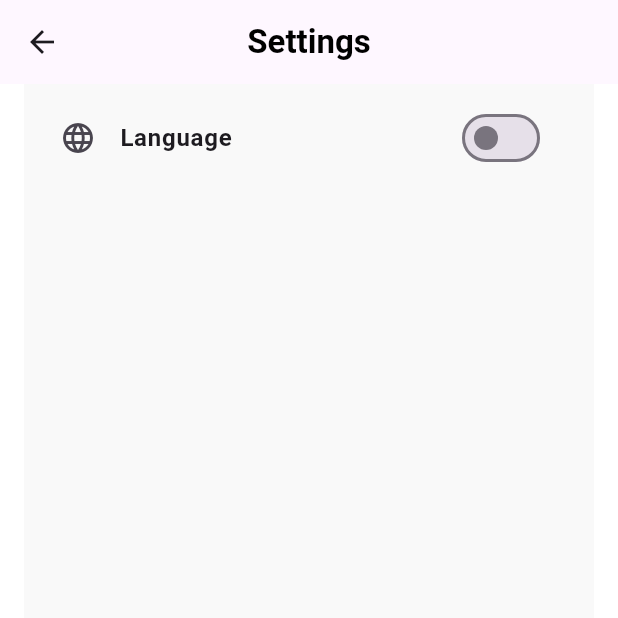
After one commit to AhmadAbbas8/oral-sync, a Flutter app: the SettingsOfStudentScreen screen opened by its route, on a phone screen of 412 x 824 dp, the top half of it. The commit adds this screen. Run offline on Flutter 3.47's test engine with Material 3 defaults, Android fonts, the phone set to English and light mode, and no system bars; our stand-ins replace cached_network_image, dartz, dio, easy_localization, equatable, fancy_shimmer_image and 11 more; missing offline and left inert: easy_image_viewer, flutter_lazy_indexed_stack; accounts and stored records are empty; project files that could hold a hidden picture were left out.

Commit message:
add settings of student screen

```diff
--- a/lib/core/routing/app_router.dart
+++ b/lib/core/routing/app_router.dart
@@ -1,5 +1,5 @@
 import 'package:flutter/material.dart';
-import 'package:oralsync/features/home_fearure/presentation/pages/home_page.dart';
+import 'package:oralsync/features/home_feature/presentation/pages/home_page.dart';
 import 'package:oralsync/features/Auth/presentation/pages/login_page.dart';
 import 'package:oralsync/features/Auth/presentation/pages/sign_up_doctor_page.dart';
 import 'package:oralsync/features/Auth/presentation/pages/sign_up_options_page.dart';
@@ -9,6 +9,7 @@ import 'package:oralsync/features/home_student_feature/presentation/pages/create
 import 'package:oralsync/features/home_student_feature/presentation/pages/edit_profile_page.dart';
 import 'package:oralsync/features/home_student_feature/presentation/pages/home_student_page.dart';
 import 'package:oralsync/features/home_student_feature/presentation/pages/profile_student_page.dart';
+import 'package:oralsync/features/home_student_feature/presentation/pages/settings_of_student_screen.dart';
 
 import '../../features/home_student_feature/presentation/pages/student_home_layout_page.dart';
 
@@ -16,7 +17,6 @@ class AppRouter {
   AppRouter._();
 
   // BLoCs
-
 
   //
   static final navigatorKey = GlobalKey<NavigatorState>();
@@ -33,6 +33,7 @@ class AppRouter {
     ProfileStudentPage.routeName: (context) => const ProfileStudentPage(),
     CreatePostPage.routeName: (context) => const CreatePostPage(),
     EditProfilePage.routeName: (context) => const EditProfilePage(),
-
+    SettingsOfStudentScreen.routeName: (context) =>
+        const SettingsOfStudentScreen(),
   };
 }
--- a/lib/features/Auth/presentation/pages/login_page.dart
+++ b/lib/features/Auth/presentation/pages/login_page.dart
@@ -19,7 +19,7 @@ import 'package:oralsync/features/Auth/presentation/widgets/custom_login_button_
 import 'package:oralsync/features/Auth/presentation/widgets/custom_text_form_field_login.dart';
 import 'package:oralsync/features/Auth/presentation/widgets/forget_password_button_widget.dart';
 import 'package:oralsync/features/Auth/presentation/widgets/keep_me_logged_in_widget.dart';
-import 'package:oralsync/features/home_fearure/presentation/pages/home_page.dart';
+import 'package:oralsync/features/home_feature/presentation/pages/home_page.dart';
 import 'package:oralsync/features/home_student_feature/presentation/pages/student_home_layout_page.dart';
 
 import 'package:oralsync/translations/locale_keys.g.dart';
--- a/lib/features/Auth/presentation/pages/sign_up_patient_page.dart
+++ b/lib/features/Auth/presentation/pages/sign_up_patient_page.dart
@@ -15,7 +15,7 @@ import 'package:oralsync/features/Auth/domain/use_cases/login_use_case.dart';
 import 'package:oralsync/features/Auth/domain/use_cases/new_register_use_case.dart';
 
 import 'package:oralsync/features/Auth/presentation/manager/patient_sign_up_cubit/patient_sign_up_cubit.dart';
-import 'package:oralsync/features/home_fearure/presentation/pages/home_page.dart';
+import 'package:oralsync/features/home_feature/presentation/pages/home_page.dart';
 import 'package:oralsync/features/Auth/presentation/widgets/custom_login_button_widget.dart';
 import 'package:oralsync/features/Auth/presentation/widgets/custom_text_form_field_login.dart';
 import 'package:oralsync/features/Auth/presentation/widgets/custom_tow_form_field_widget.dart';
--- /dev/null
+++ b/lib/features/home_student_feature/presentation/pages/settings_of_student_screen.dart
@@ -0,0 +1,40 @@
+import "package:flutter/material.dart";
+
+class SettingsOfStudentScreen extends StatelessWidget {
+  static const String routeName = "/SettingsOfStudentScreen";
+  const SettingsOfStudentScreen({super.key});
+
+  @override
+  Widget build(BuildContext context) {
+    final size = MediaQuery.of(context).size;
+    return Scaffold(
+      appBar: AppBar(
+        title: const Text('Settings'),
+        centerTitle: true,
+      ),
+      body: Container(
+        height: size.height * 50,
+        margin: const EdgeInsets.symmetric(horizontal: 16),
+        padding: const EdgeInsets.all(8),
+        decoration: const BoxDecoration(
+          color: Color(0xFFF9F9F9),
+        ),
+        child: ListTile(
+          leading: const Icon(Icons.language),
+          title: const Text(
+            'Language',
+            style: TextStyle(
+              fontWeight: FontWeight.bold,
+            ),
+          ),
+          trailing: Switch.adaptive(
+            value: false,
+            onChanged: (value) {
+              value = !value;
+            },
+          ),
+        ),
+      ),
+    );
+  }
+}
--- a/lib/features/home_student_feature/presentation/widgets/custom_drawer_student.dart
+++ b/lib/features/home_student_feature/presentation/widgets/custom_drawer_student.dart
@@ -7,6 +7,7 @@ import 'package:oralsync/core/utils/icon_broken.dart';
 import 'package:oralsync/core/utils/styles.dart';
 import 'package:oralsync/features/Auth/presentation/pages/login_page.dart';
 import 'package:oralsync/features/home_student_feature/presentation/pages/profile_student_page.dart';
+import 'package:oralsync/features/home_student_feature/presentation/pages/settings_of_student_screen.dart';
 import 'package:oralsync/translations/locale_keys.g.dart';
 
 import '../../../Auth/data/data_sources/auth_local_data_source.dart';
@@ -57,9 +58,12 @@ class CustomDrawerStudent extends StatelessWidget {
               context.pushNamed(ProfileStudentPage.routeName);
             },
           ),
-          const CustomDrawerListTile(
+          CustomDrawerListTile(
             title: LocaleKeys.settings,
             icon: IconBroken.Setting,
+            onTap: () {
+              context.pushNamed(SettingsOfStudentScreen.routeName);
+            },
           ),
           const CustomDrawerListTile(
             title: LocaleKeys.privacy_policy,
```
Also changed, not shown: lib/features/Auth/presentation/pages/sign_up_doctor_page.dart (+14 -12 lines), assets/icons/earth_network.svg (added), lib/features/home_feature/presentation/pages/home_page.dart (renamed from lib/features/home_fearure/presentation/pages/home_page.dart).
